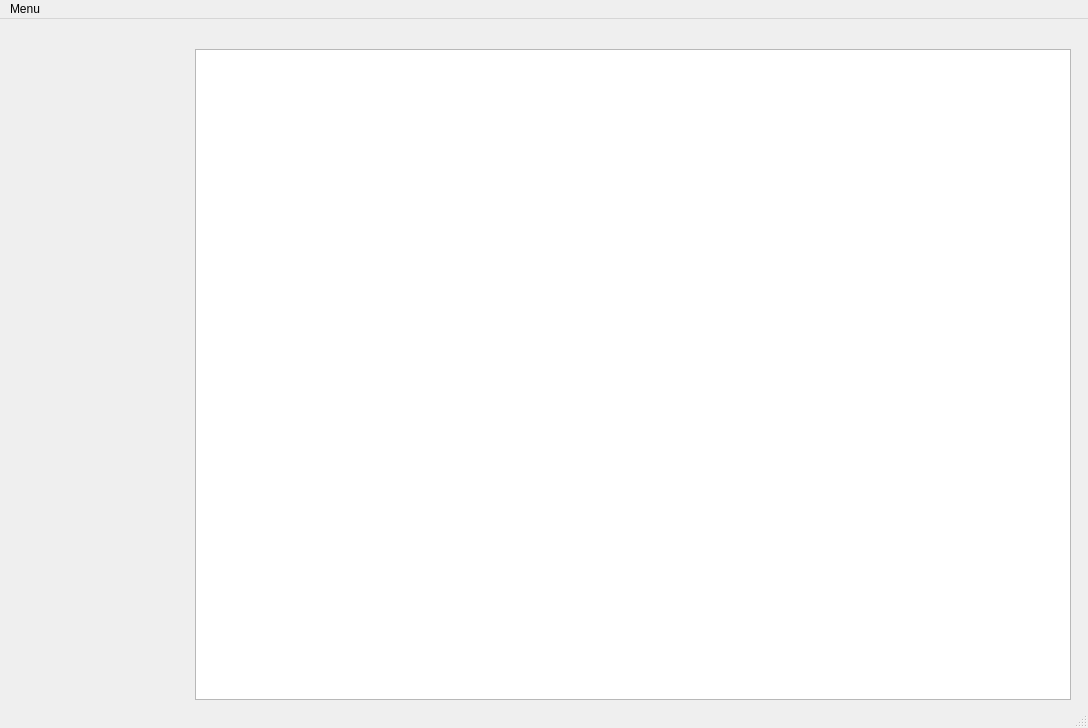
wiatrak2/curver, file curver/ui/main_ui.ui: the form before one commit.
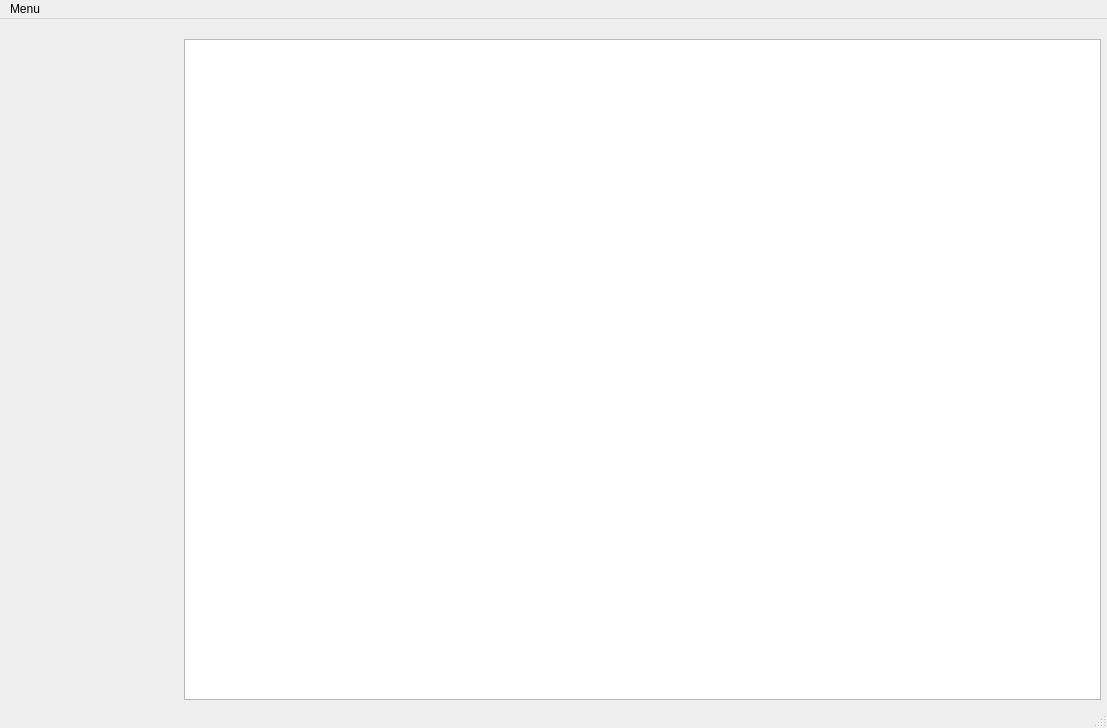
The form after the commit.

What changed in the file:
```diff
--- a/curver/ui/main_ui.ui
+++ b/curver/ui/main_ui.ui
@@ -6,7 +6,7 @@
    <rect>
     <x>0</x>
     <y>0</y>
-    <width>1088</width>
+    <width>1107</width>
     <height>728</height>
    </rect>
   </property>
@@ -17,10 +17,10 @@
    <widget class="QWidget" name="gridLayoutWidget">
     <property name="geometry">
      <rect>
-      <x>20</x>
-      <y>30</y>
-      <width>1051</width>
-      <height>651</height>
+      <x>0</x>
+      <y>20</y>
+      <width>1101</width>
+      <height>661</height>
      </rect>
     </property>
     <layout class="QGridLayout" name="mainLayout" columnstretch="1,5">
@@ -39,7 +39,7 @@
     <rect>
      <x>0</x>
      <y>0</y>
-     <width>1088</width>
+     <width>1107</width>
      <height>22</height>
     </rect>
    </property>
```
